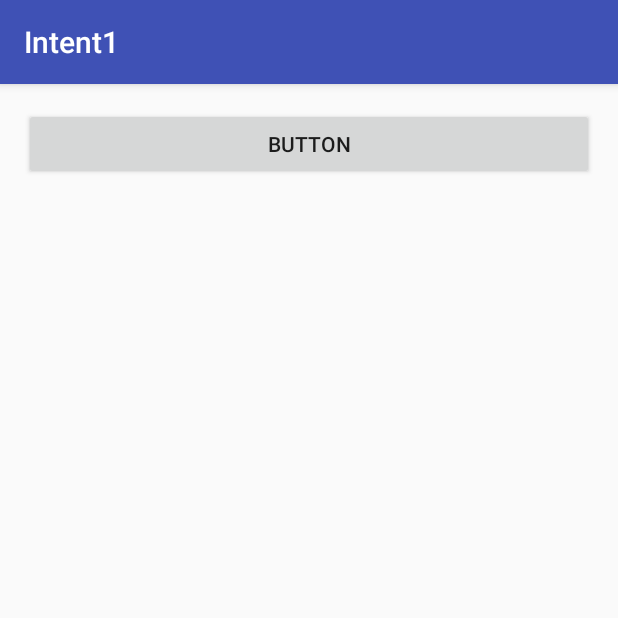
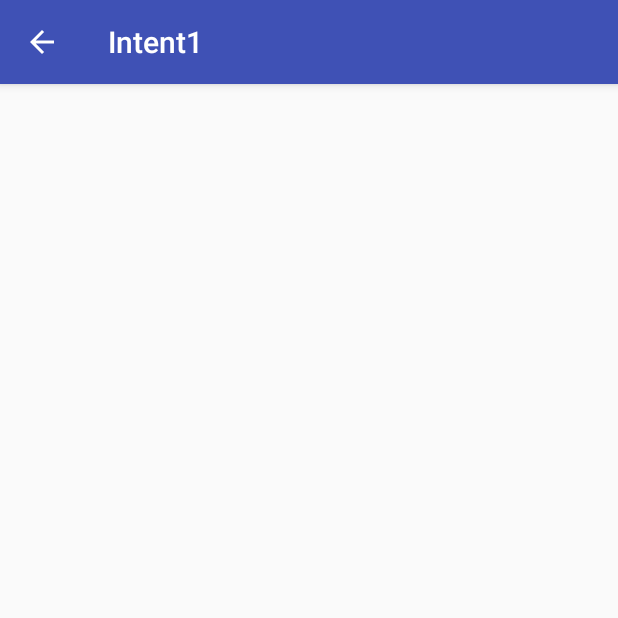
Before and after one commit to belabonga/Intent1, an Android app: the HasilActivity screen opened directly, with no data from a screen before it, on a phone screen of 412 x 824 dp, the top half of it. Run offline under Robolectric (Android 15) with nearby library versions, the phone set to English and light mode, and no system bars.

```diff
--- a/app/src/main/java/id/sch/smktelkom_mlg/learn/intent1/HasilActivity.java
+++ b/app/src/main/java/id/sch/smktelkom_mlg/learn/intent1/HasilActivity.java
@@ -2,7 +2,7 @@ package id.sch.smktelkom_mlg.learn.intent1;
 
 import android.os.Bundle;
 import android.support.v7.app.AppCompatActivity;
-import android.view.View;
+import android.view.MenuItem;
 
 public class HasilActivity extends AppCompatActivity {
 
@@ -11,13 +11,16 @@ public class HasilActivity extends AppCompatActivity {
         super.onCreate(savedInstanceState);
         setContentView(R.layout.activity_hasil);
 
-        findViewById(R.id.buttonBack).setOnClickListener(new View.OnClickListener() {
-            @Override
-            public void onClick(View v) {
-                onBackPressed();
-            }
-        });
+        getSupportActionBar().setDisplayHomeAsUpEnabled(true);
+
     }
 
-
+    @Override
+    public boolean onOptionsItemSelected(MenuItem item) {
+        if (item.getItemId() == android.R.id.home) {
+            onBackPressed();
+            return true;
+        }
+        return super.onOptionsItemSelected(item);
+    }
 }
--- a/app/src/main/res/layout/activity_hasil.xml
+++ b/app/src/main/res/layout/activity_hasil.xml
@@ -11,9 +11,4 @@
     android:paddingTop="@dimen/activity_vertical_margin"
     tools:context="id.sch.smktelkom_mlg.learn.intent1.HasilActivity">
 
-    <Button
-        android:id="@+id/buttonBack"
-        android:layout_width="match_parent"
-        android:layout_height="wrap_content"
-        android:text="Button" />
 </LinearLayout>
```
